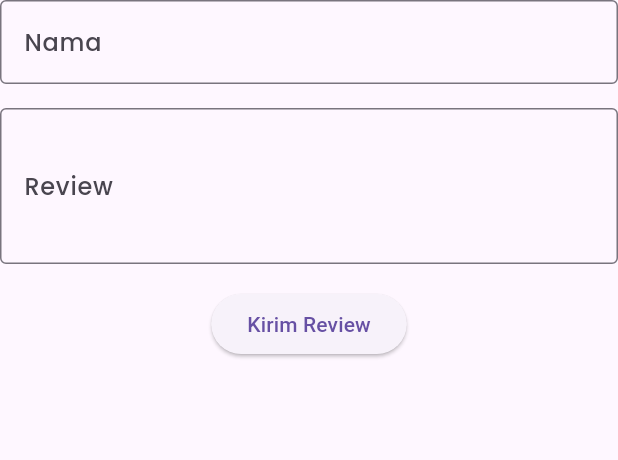
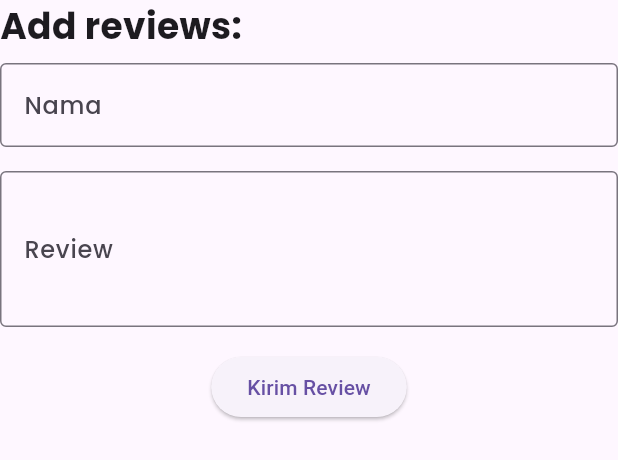
Before and after one commit to RulyOctareza/restaurant_app_dicoding, a Flutter app: the AddReviewForm widget shown alone on an empty page, opened directly with empty values, on a phone screen of 412 x 824 dp. Shown: the top 460 px of the screen. Run offline on Flutter 3.47's test engine with Material 3 defaults, Android fonts, the phone set to English and light mode, and no system bars; our stand-ins replace google_fonts; network calls fail.

Commit message:
fix add reviews

```diff
--- a/lib/data/model/restaurant/restaurant_model.dart
+++ b/lib/data/model/restaurant/restaurant_model.dart
@@ -1,4 +1,4 @@
-import 'package:restaurant_app/data/model/restaurant/restaurant_review_dart';
+import 'package:restaurant_app/data/model/restaurant/restaurant_review.dart';
 
 import 'restaurant_category_model.dart';
 import 'restaurant_menu_model.dart';
--- a/lib/data/model/restaurant/restaurant_review.dart
+++ b/lib/data/model/restaurant/restaurant_review.dart
@@ -11,9 +11,15 @@ class CustomerReview {
 
   factory CustomerReview.fromJson(Map<String, dynamic> json) {
     return CustomerReview(
-      name: json['name'],
-      review: json['review'],
-      date: json['date'],
+      name: json['name'] ?? '',
+      review: json['review'] ?? '',
+      date: json['date'] ?? '',
     );
   }
+
+  Map<String, dynamic> toJson() => {
+        "name": name,
+        "review": review,
+        "date": date,
+      };
 }
--- a/lib/main.dart
+++ b/lib/main.dart
@@ -2,6 +2,7 @@ import 'package:flutter/material.dart';
 import 'package:provider/provider.dart';
 import 'package:restaurant_app/provider/detail/restaurant_detail_provider.dart';
 import 'package:restaurant_app/provider/home/restaurant_list_provider.dart';
+import 'package:restaurant_app/provider/reviews/add_review_provider.dart';
 import 'package:restaurant_app/provider/search/restaurant_search_provider.dart';
 import 'package:restaurant_app/provider/theme/theme_provider.dart';
 import 'package:restaurant_app/screen/detail/detail_screen.dart';
@@ -24,6 +25,7 @@ void main() {
           create: (_) => ThemeProvider(),
         ),
         ChangeNotifierProvider(create: (_) => SearchProvider()),
+        ChangeNotifierProvider(create: (_) => AddReviewProvider()),
         Provider(
           create: (_) => ApiServices(),
         ),
--- a/lib/screen/widgets/add_review_form.dart
+++ b/lib/screen/widgets/add_review_form.dart
@@ -1,4 +1,5 @@
 import 'package:flutter/material.dart';
+import 'package:google_fonts/google_fonts.dart';
 
 class AddReviewForm extends StatefulWidget {
   final Function(String name, String review) onSubmit;
@@ -16,7 +17,19 @@ class _AddReviewFormState extends State<AddReviewForm> {
 
   @override
   Widget build(BuildContext context) {
-    return Form(
+    return Container(
+      child: Column(
+        crossAxisAlignment: CrossAxisAlignment.start,
+        children: [
+          const Text('Add reviews: ',
+              style: TextStyle(
+                fontSize: 24,
+                fontWeight: FontWeight.bold,
+              )),
+          const SizedBox(
+            height: 8,
+          ),
+          Form(
             key: _formKey,
             child: Column(
               children: [
@@ -52,13 +65,17 @@ class _AddReviewFormState extends State<AddReviewForm> {
                 ElevatedButton(
                   onPressed: () {
                     if (_formKey.currentState!.validate()) {
-                widget.onSubmit(_nameController.text, _reviewController.text);
+                      widget.onSubmit(
+                          _nameController.text, _reviewController.text);
                     }
                   },
                   child: const Text('Kirim Review'),
                 ),
               ],
             ),
+          ),
+        ],
+      ),
     );
   }
 }
--- a/lib/screen/widgets/review_card.dart
+++ b/lib/screen/widgets/review_card.dart
@@ -1,5 +1,6 @@
 import 'package:flutter/material.dart';
-import 'package:restaurant_app/data/model/restaurant/restaurant_review_dart';
+
+import '../../data/model/restaurant/restaurant_review.dart';
 
 class ReviewCard extends StatelessWidget {
   final List<CustomerReview> reviews;
```
Also changed, not shown: lib/data/api/api_services.dart (+0 -18 lines), lib/provider/reviews/add_review_provider.dart (added, +47 -0 lines), lib/screen/detail/body_of_detail_screen_widget.dart (+52 -12 lines). Lines whose indentation alone changed are shown as unchanged.
